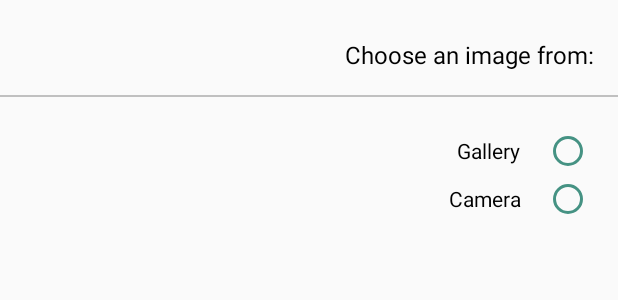
After one commit to AlyMoanes2018/Android, an Android app: the layout fragment_bottom_sheet_dialog_pics.xml on its own in the app's theme, with its tools: preview values and no code run, on a phone screen of 412 x 824 dp. The commit adds this screen. Shown: the top 300 px of the screen. Run offline under Robolectric (Android 15) with nearby library versions, the phone set to English and light mode, and no system bars.

Commit message:
Adding Camera or gallery photo

```diff
--- /dev/null
+++ b/app/src/main/res/layout/fragment_bottom_sheet_dialog_pics.xml
@@ -0,0 +1,58 @@
+<?xml version="1.0" encoding="utf-8"?>
+<LinearLayout xmlns:android="http://schemas.android.com/apk/res/android"
+    android:orientation="vertical" android:layout_width="match_parent"
+    android:layout_height="match_parent">
+
+
+    <TextView
+        android:id="@+id/terms"
+        android:layout_width="wrap_content"
+        android:layout_height="wrap_content"
+        fontPath="fonts/bold.ttf"
+        android:layout_marginStart="16dp"
+        android:layout_marginTop="25dp"
+        android:layout_marginBottom="16dp"
+        android:text="@string/imageFrom"
+        android:textColor="@android:color/black"
+        android:textSize="16sp" />
+
+    <View android:background="#C0C0C0"
+        android:layout_width = "match_parent"
+        android:layout_height="1dp"/>
+
+    <RadioGroup
+        android:id="@+id/radioSelect"
+        android:layout_width="match_parent"
+        android:orientation="vertical"
+        android:layout_marginBottom="10dp"
+        android:layout_marginTop="20dp"
+        android:layout_marginStart="17dp"
+        android:layout_height="wrap_content" >
+
+        <RadioButton
+            android:id="@+id/radioGallery"
+            android:layout_width="wrap_content"
+            android:layout_height="wrap_content"
+            android:text="@string/gallery"
+            android:paddingStart="15dp"
+            android:paddingEnd="15dp"
+            android:textSize="14sp"
+            android:textColor="@android:color/black"
+            android:buttonTint="#459283"
+            android:checked="false" />
+
+        <RadioButton
+            android:id="@+id/radioCam"
+            android:layout_width="wrap_content"
+            android:layout_height="wrap_content"
+            android:paddingStart="15dp"
+            android:paddingEnd="15dp"
+            android:textSize="14sp"
+            android:textColor="@android:color/black"
+            android:text="@string/cameraC"
+            android:buttonTint="#459283"
+            />
+
+    </RadioGroup>
+
+</LinearLayout>
--- a/app/src/main/res/values/strings.xml
+++ b/app/src/main/res/values/strings.xml
@@ -52,6 +52,9 @@
     <string name="orderDate">Date:</string>
     <string name="searchPharmacy">Search for a pharmacy</string>
     <string name="searchBy">Search By</string>
+    <string name="imageFrom">Choose an image from:</string>
+    <string name="gallery">Gallery</string>
+    <string name="cameraC">Camera</string>
     <string name="pharmData">Pharmacy Data</string>
     <string name="surrounding">Nearby Pharmacies</string>
     <string name="list">List</string>
@@ -73,7 +76,7 @@
     <string name="passLenghtError">Password must be more than 6 digits</string>
     <string name="validEmailError">Invalid email address</string>
     <string name="validPhoneError">Invalid mobile number</string>
-    <string name="selectPic">ٍSelect your profile picture</string>
+    <string name="selectPic2">Select your image</string>
     <string name="searchError">ٍPharmacy name can\'t be empty</string>
     <string name="apiStatusFalseMsg">Invalid request</string>
     <string name="emailExists">This email address already exists</string>
```
Also changed, not shown: app/src/main/java/com/android/agzakhanty/general/application/CommonTasks.java (+44 -0 lines), app/src/main/java/com/android/agzakhanty/sprints/one/views/ProfilePhotoSetter.java (+30 -7 lines), app/src/main/java/com/android/agzakhanty/sprints/three/views/NewConsultation.java (+25 -10 lines), app/src/main/java/com/android/agzakhanty/sprints/two/views/AddOrderByPrescriptionPhoto.java (+25 -10 lines), 1 other file.
